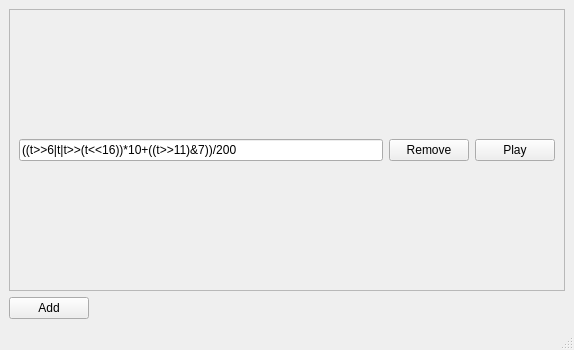
Above: main.ui from slopjong/algotunes before the change. Below: the same form after it.
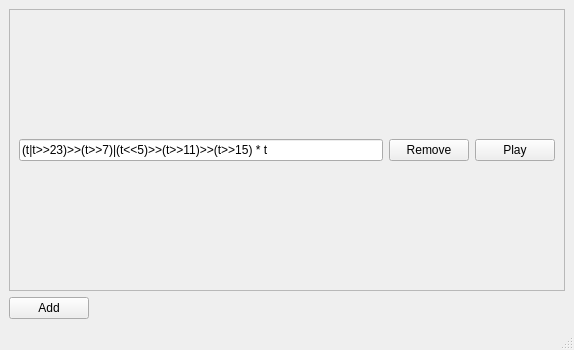
That is the form after the change.

Commit message: Playing the sample that the user typed in.

```diff
--- a/main.ui
+++ b/main.ui
@@ -56,7 +56,7 @@
         <item row="0" column="0">
          <widget class="QLineEdit" name="edit_1">
           <property name="text">
-           <string>((t&gt;&gt;6|t|t&gt;&gt;(t&lt;&lt;16))*10+((t&gt;&gt;11)&amp;7))/200</string>
+           <string>(t|t&gt;&gt;23)&gt;&gt;(t&gt;&gt;7)|(t&lt;&lt;5)&gt;&gt;(t&gt;&gt;11)&gt;&gt;(t&gt;&gt;15) * t</string>
           </property>
          </widget>
         </item>
```
The commit also changes 1 other file.
